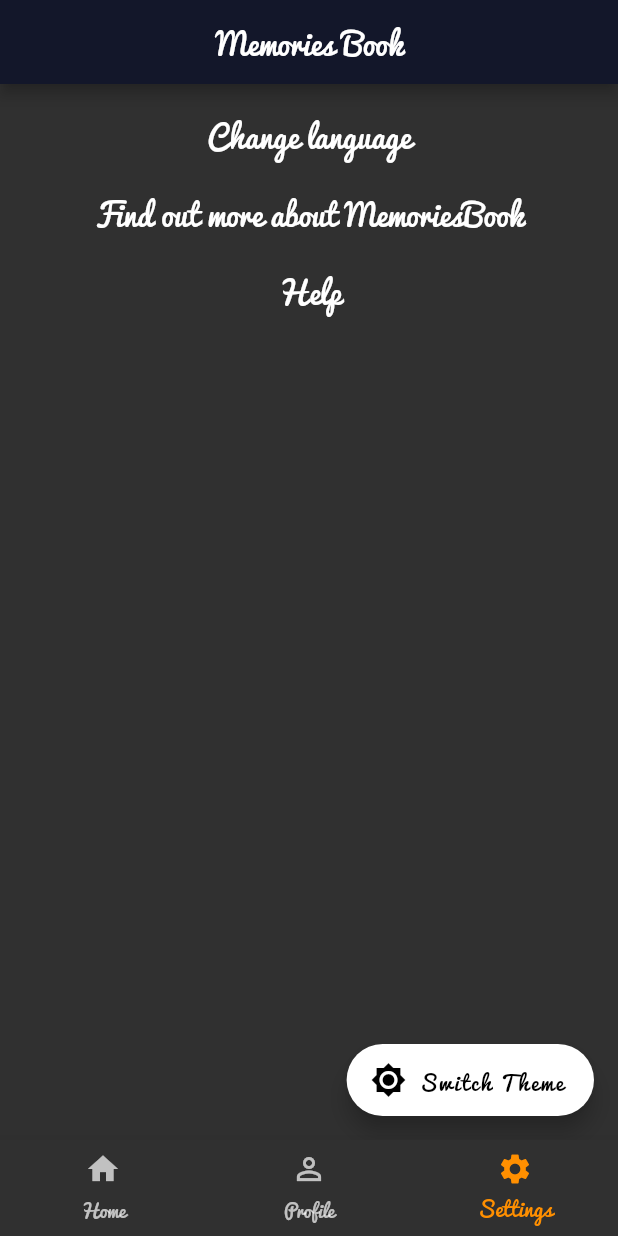
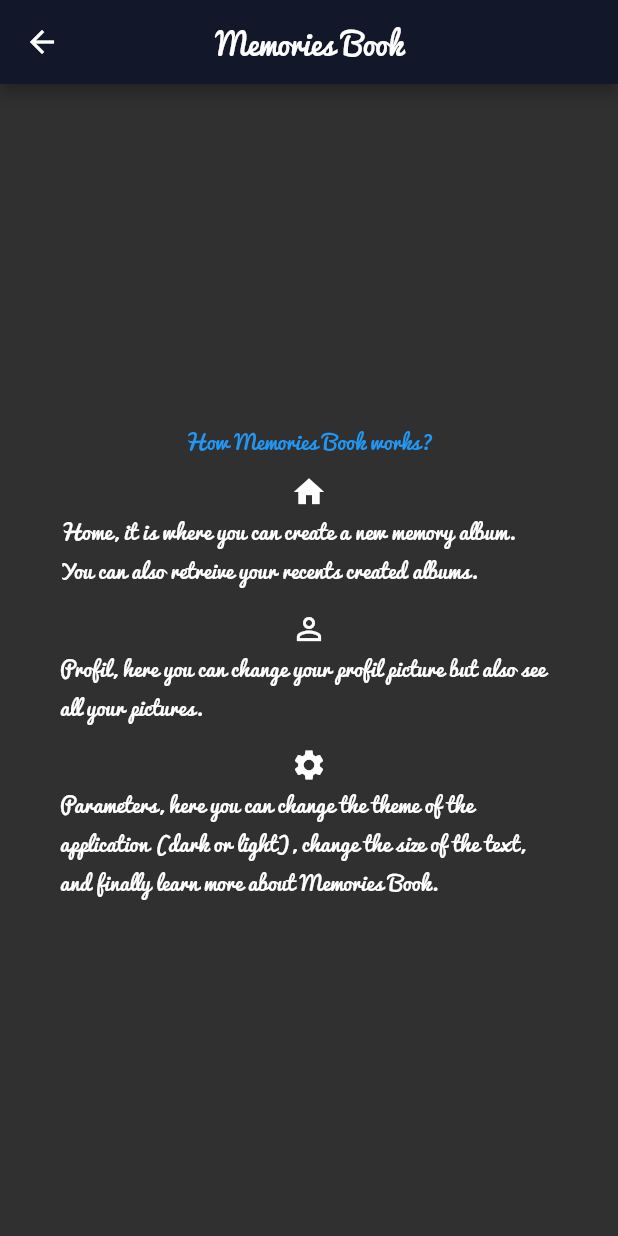
Before and after one commit to TomGirard1997/FlutterModuleTek4, a Flutter app: the screen it shows after launch, item 3 of the bottom bar chosen, after a tap on "Help", on a phone screen of 412 x 824 dp. Run offline on Flutter 3.47's test engine with Material 2 defaults, Android fonts, the light colour scheme and no system bars; our stand-ins replace flutter_datetime_picker, hive, hive_flutter, image_picker; accounts and stored records are empty.

Commit message:
settings tutut

```diff
--- /dev/null
+++ b/flutter_tek4/lib/pages/settings/settings_about_page.dart
@@ -0,0 +1,59 @@
+import 'package:flutter/material.dart';
+
+class AboutUs extends StatelessWidget {
+  @override
+  Widget build(BuildContext context) {
+    return Scaffold(
+      appBar: AppBar(
+        title: const Text('Memories Book'),
+        centerTitle: true,
+      ),
+      body: Container(
+        margin: EdgeInsets.all(30),
+        padding: EdgeInsets.all(20),
+        child: Column(mainAxisAlignment: MainAxisAlignment.center,
+        crossAxisAlignment: CrossAxisAlignment.stretch,
+        children: <Widget>[
+            Text('Who are we?', style: TextStyle(
+              color: Colors.blue
+            )),
+            Text('We are 4 students of Epitech who are working on this project for the module Flutter'),
+            SizedBox(height: 20),
+            Text('Why Memories Book?', style: TextStyle(
+              color: Colors.blue
+            )),
+            Text('Our goal is to give the possibility to anyone to keep a memory of the best moments of his life'),
+            SizedBox(height: 20),
+            Text('I have a feedback/recommandation, where can i contact you?', style: TextStyle(
+              color: Colors.blue
+            )),
+            Text('For any request, you can contact us by email:'),
+            SizedBox(height: 5),
+            Text('gurvan.menguy@epitech.eu'),
+            SizedBox(height: 5),
+            Text('tom.girard@epitech.eu'),
+            SizedBox(height: 5),
+            Text('enki.corbin@epitech.eu'),
+            SizedBox(height: 5),
+            Text('charles.grandjean@epitech.eu'),
+            SizedBox(height: 20),
+            Text('Follow us in social medias to stay update about Memories Book !', style: TextStyle(
+              color: Colors.blue
+            )),
+            SizedBox(height: 20),
+            Row(mainAxisAlignment: MainAxisAlignment.center,
+            children: <Widget>[
+              Image.asset('../../../assets/images/socialmedias/instagram.png',
+              height: 100,
+              width: 100,),
+              SizedBox(width: 20),
+              Image.asset('../../../assets/images/socialmedias/twitter.png',
+              height: 100,
+              width: 100,)
+            ]
+            )
+          ])
+        ),
+    );
+  }
+}
--- /dev/null
+++ b/flutter_tek4/lib/pages/settings/settings_help_page.dart
@@ -0,0 +1,35 @@
+import 'package:flutter/material.dart';
+
+class Help extends StatelessWidget {
+  @override
+  Widget build(BuildContext context) {
+    return Scaffold(
+      appBar: AppBar(
+        title: const Text('Memories Book'),
+        centerTitle: true,
+      ),
+      body: Container(
+          margin: EdgeInsets.all(25),
+        padding: EdgeInsets.all(15),
+        child: Column(mainAxisAlignment: MainAxisAlignment.center,
+        crossAxisAlignment: CrossAxisAlignment.stretch,
+        children: <Widget>[
+          Text('How Memories Book works?', style: TextStyle(
+              color: Colors.blue,
+            ), textAlign: TextAlign.center),
+          SizedBox(height: 10),
+          Icon(Icons.home),
+          Text('Home, it is where you can create a new memory album.'),
+          Text('You can also retreive your recents created albums.'),
+          SizedBox(height: 15),
+          Icon(Icons.perm_identity),
+          Text('Profil, here you can change your profil picture but also see all your pictures.'),
+          SizedBox(height: 15),
+          Icon(Icons.settings),
+          Text('Parameters, here you can change the theme of the application (dark or light), change the size of the text, and finally learn more about Memories Book.')
+        ]
+        )
+      ),
+    );
+  }
+}
--- a/flutter_tek4/lib/pages/settings_page.dart
+++ b/flutter_tek4/lib/pages/settings_page.dart
@@ -1,7 +1,9 @@
 import 'package:flutter/material.dart';
 import 'package:flutter/semantics.dart';
 import 'package:flutter_tek4/appdata/appdata.dart';
+import 'package:flutter_tek4/pages/settings/settings_help_page.dart';
 import 'package:flutter_tek4/services/config.dart';
+import 'package:flutter_tek4/pages/settings/settings_about_page.dart';
 
 class Settings extends StatefulWidget {
   @override
@@ -19,7 +21,9 @@ class _SettingsState extends State<Settings> {
   @override
   Widget build(BuildContext context) {
     return Scaffold(
+      floatingActionButtonLocation: FloatingActionButtonLocation.centerFloat,
         floatingActionButton: FloatingActionButton.extended(
+
             onPressed: () {
                 currentTheme.switchTheme();
             },
@@ -27,32 +31,75 @@ class _SettingsState extends State<Settings> {
             icon: Icon(Icons.brightness_high),
             ),
         body: Center(
-
-            child: Column(children: <Widget>[
-            SizedBox(height: 15),
+          child: Column(mainAxisAlignment: MainAxisAlignment.center,
+          crossAxisAlignment: CrossAxisAlignment.stretch,
+            children: <Widget>[
+            SizedBox(height: 20),
+            Row(mainAxisAlignment: MainAxisAlignment.center,
+              children: <Widget>[
+              Icon(Icons.image_search),
               InkWell(
-              child: Text('Change language',
+                child: Text('About Memories Book',
                 style: TextStyle(
-                fontSize: 20
+                  fontSize: custFontSize
                 )),
-              onTap: () {print("skuuurt");},
+                onTap: () {Navigator.push(
+                context,
+                MaterialPageRoute(builder: (context) => AboutUs()),
+              ) ;}
+              )
+            ]),
+            SizedBox(height: 20),
+            const Divider(
+            height: 20,
+            thickness: 2,
+            indent: 20,
+            endIndent: 20,
           ),
-            SizedBox(height: 15),
-            InkWell(
-              child: Text('Find out more about MemoriesBook',
-              style: TextStyle(
-                fontSize: 20
-              )),
-              onTap: () {print("pull uuuuup");}
-            ),
-            SizedBox(height: 15),
+            Row(mainAxisAlignment: MainAxisAlignment.center,
+              children: <Widget>[
+              Icon(Icons.help),
               InkWell(
                 child: Text('Help',style: TextStyle(
-                fontSize: 20
+                  fontSize: custFontSize
                 )),
-              onTap: () {print("big uuuuup");}
+                onTap: () {Navigator.push(
+                context,
+                MaterialPageRoute(builder: (context) => Help()),
+              );}
               ),
-
+            ],),
+            SizedBox(height: 20),
+            const Divider(
+            height: 20,
+            thickness: 2,
+            indent: 20,
+            endIndent: 20,
+          ),
+          Row(mainAxisAlignment: MainAxisAlignment.center,
+            children: <Widget>[
+              Icon(Icons.format_size),
+              Text('Change text size',textAlign: TextAlign.center, style: TextStyle(
+                  fontSize: custFontSize
+                ),),]),
+              Slider(
+                value: custFontSize,
+                min: 15,
+                max: 35,
+                divisions: 3,
+                label: custFontSize.round().toString(),
+                onChanged: (double value) {
+                  setState(() {
+                    custFontSize = value;
+                  });
+                },
+              ),
+            const Divider(
+            height: 20,
+            thickness: 2,
+            indent: 20,
+            endIndent: 20,
+          ),
     ])));
   }
 }
--- a/flutter_tek4/lib/services/config.dart
+++ b/flutter_tek4/lib/services/config.dart
@@ -4,3 +4,4 @@
 
 MyTheme currentTheme = MyTheme();
 Box box = Hive.box('myTheme');
+double custFontSize = 20;
--- a/flutter_tek4/pubspec.yaml
+++ b/flutter_tek4/pubspec.yaml
@@ -59,6 +59,7 @@ flutter:
   assets:
     - assets/images/
     - assets/images/content/
+    - assets/images/socialmedias/
 
 
   # To add assets to your application, add an assets section, like this:
```
Also changed, not shown: flutter_tek4/assets/images/socialmedias/instagram.png (added), flutter_tek4/assets/images/socialmedias/twitter.png (added), 1 other file. Lines whose indentation alone changed are shown as unchanged.
